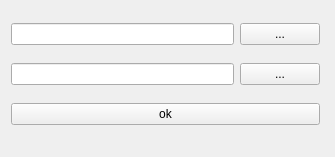
Old version of the form mainwindow.ui in the repository PhilippUryas/Vega-GeneratorRLI.
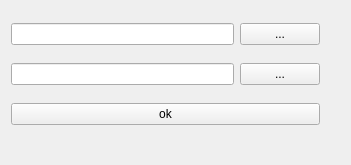
New version of the form.

Patch:
```diff
--- a/mainwindow.ui
+++ b/mainwindow.ui
@@ -6,15 +6,15 @@
    <rect>
     <x>0</x>
     <y>0</y>
-    <width>335</width>
-    <height>157</height>
+    <width>351</width>
+    <height>165</height>
    </rect>
   </property>
   <property name="windowTitle">
    <string>MainWindow</string>
   </property>
   <widget class="QWidget" name="centralWidget">
-   <widget class="QWidget" name="">
+   <widget class="QWidget" name="layoutWidget">
     <property name="geometry">
      <rect>
       <x>0</x>
```
